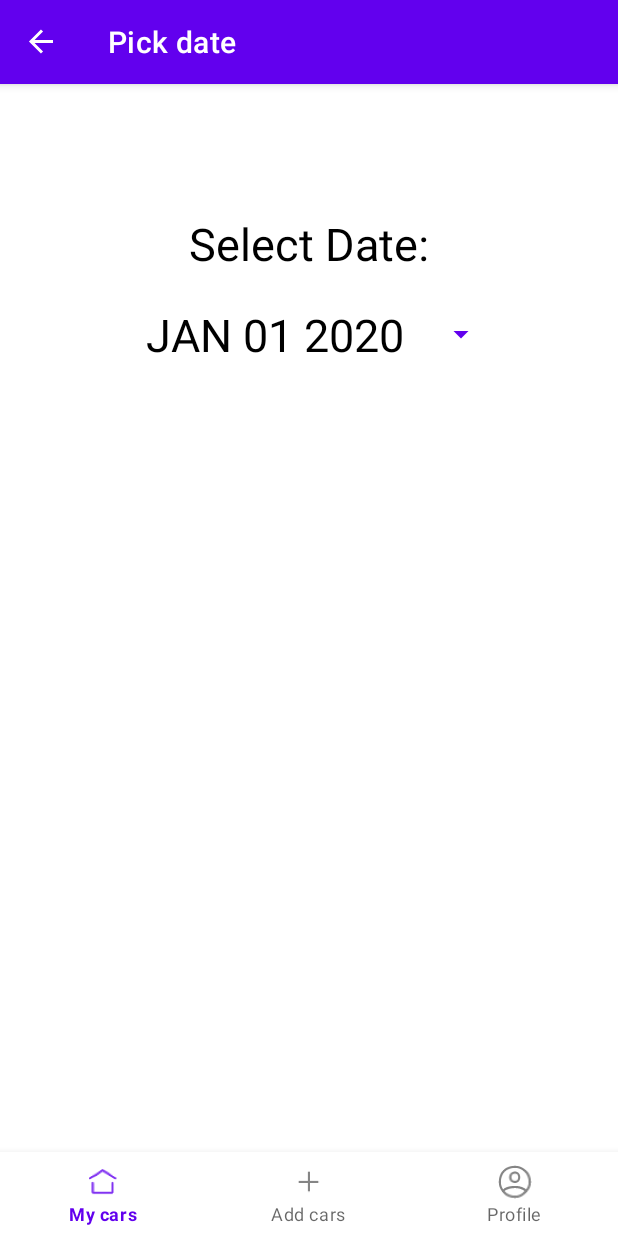
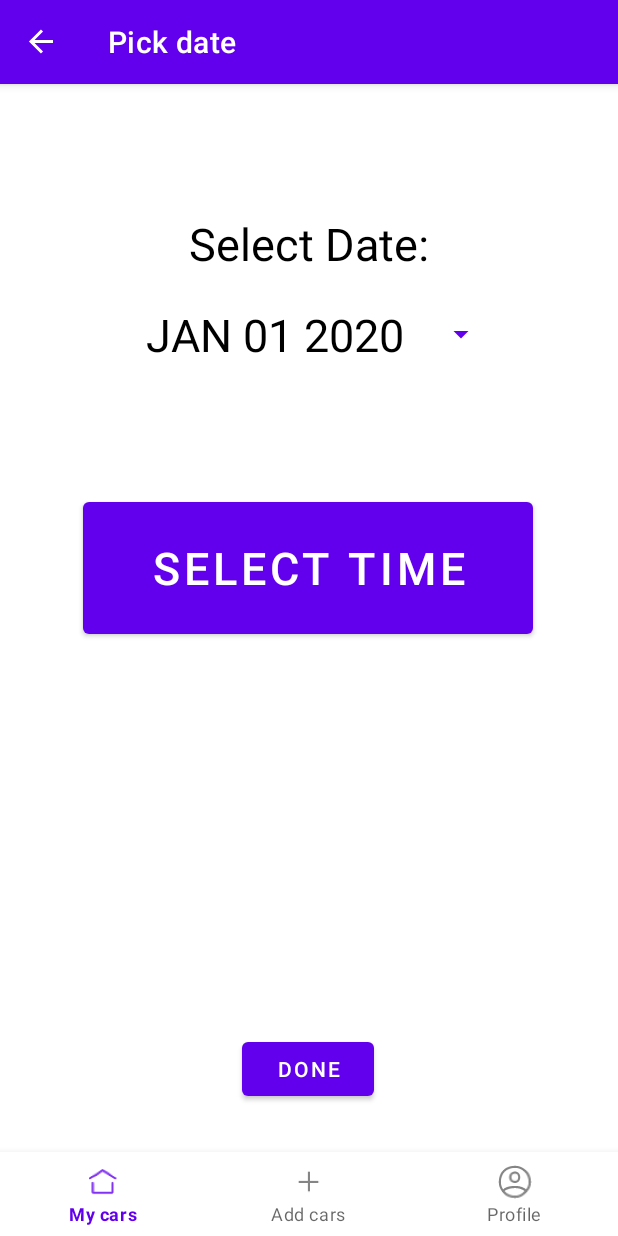
Before and after one commit to IADE-PDS/M-go, an Android app: the DatePickerFragment screen opened through its navigation route, on a phone screen of 412 x 824 dp. Run offline under Robolectric (Android 15) with nearby library versions, the phone set to English and light mode, and no system bars; our stand-ins replace Volley, navigation-ui; 1 statement that could not run was skipped.

Commit message:
time picker

```diff
--- a/app/src/main/java/com/example/myapplication/ui/DatePickerFragment.java
+++ b/app/src/main/java/com/example/myapplication/ui/DatePickerFragment.java
@@ -2,6 +2,7 @@ package com.example.myapplication.ui;
 
 import android.app.AlertDialog;
 import android.app.DatePickerDialog;
+import android.app.TimePickerDialog;
 import android.os.Bundle;
 
 import androidx.fragment.app.Fragment;
@@ -12,19 +13,22 @@ import android.view.View;
 import android.view.ViewGroup;
 import android.widget.Button;
 import android.widget.DatePicker;
+import android.widget.TimePicker;
 
 import com.example.myapplication.R;
 import com.example.myapplication.databinding.FragmentDatePickerBinding;
 import com.example.myapplication.databinding.FragmentTypeRepairBinding;
 
 import java.util.Calendar;
+import java.util.Locale;
 
 public class DatePickerFragment extends Fragment {
 
     private FragmentDatePickerBinding binding;
 
     private DatePickerDialog datePickerDialog;
-    private Button dateButton;
+    private Button dateButton,timeButton;
+    int hour,minute;
 
     public DatePickerFragment() {
         // Required empty public constructor
@@ -43,7 +47,7 @@ public class DatePickerFragment extends Fragment {
         View root = binding.getRoot();
 
         dateButton=binding.datePickerButton;
-
+        timeButton=binding.timeButton;
         initDatePicker();
 
         dateButton.setOnClickListener(new View.OnClickListener() {
@@ -52,9 +56,36 @@ public class DatePickerFragment extends Fragment {
                 datePickerDialog.show();
             }
         });
+        timeButton.setOnClickListener(new View.OnClickListener() {
+            @Override
+            public void onClick(View view) {
+                popTimePicker(timeButton);
+            }
+        });
+
 
         // Inflate the layout for this fragment
         return root;
+    }
+    public void popTimePicker(View view)
+    {
+        TimePickerDialog.OnTimeSetListener onTimeSetListener = new TimePickerDialog.OnTimeSetListener()
+        {
+            @Override
+            public void onTimeSet(TimePicker timePicker, int selectedHour, int selectedMinute)
+            {
+                hour = selectedHour;
+                minute = selectedMinute;
+                timeButton.setText(String.format(Locale.getDefault(), "%02d:%02d",hour, minute));
+            }
+        };
+
+        // int style = AlertDialog.THEME_HOLO_DARK;
+
+        TimePickerDialog timePickerDialog = new TimePickerDialog(getContext(), /*style,*/ onTimeSetListener, hour, minute, true);
+
+        timePickerDialog.setTitle("Select Time");
+        timePickerDialog.show();
     }
     private void initDatePicker()
     {
--- a/app/src/main/res/layout/fragment_date_picker.xml
+++ b/app/src/main/res/layout/fragment_date_picker.xml
@@ -32,4 +32,32 @@
         app:layout_constraintRight_toRightOf="parent"
         app:layout_constraintTop_toBottomOf="@+id/textView" />
 
+    <Button
+        android:id="@+id/button"
+        android:layout_width="wrap_content"
+        android:layout_height="wrap_content"
+        android:text="Done"
+        app:layout_constraintBottom_toBottomOf="parent"
+        app:layout_constraintEnd_toEndOf="parent"
+        app:layout_constraintHorizontal_bias="0.498"
+        app:layout_constraintStart_toStartOf="parent"
+        app:layout_constraintTop_toTopOf="parent"
+        app:layout_constraintVertical_bias="0.868" />
+
+    <Button
+        android:id="@+id/timeButton"
+        android:layout_width="wrap_content"
+        android:layout_height="wrap_content"
+        android:width="300dp"
+        android:height="100dp"
+        android:onClick="popTimePicker"
+        android:text="Select Time"
+        android:textSize="30sp"
+        app:layout_constraintBottom_toBottomOf="parent"
+        app:layout_constraintHorizontal_bias="0.495"
+        app:layout_constraintLeft_toLeftOf="parent"
+        app:layout_constraintRight_toRightOf="parent"
+        app:layout_constraintTop_toTopOf="parent"
+        app:layout_constraintVertical_bias="0.354" />
+
 </androidx.constraintlayout.widget.ConstraintLayout>
```
